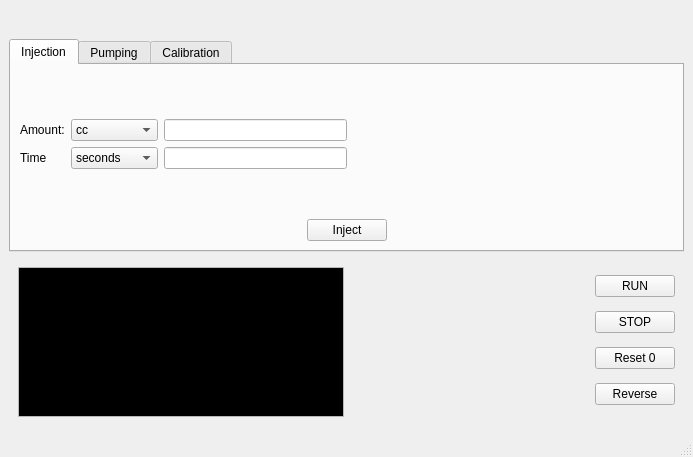
The window that syringe_pump_controller_ui.ui (SimLeek/silverpak-syringe-pump) describes before a commit, drawn with Qt 5.
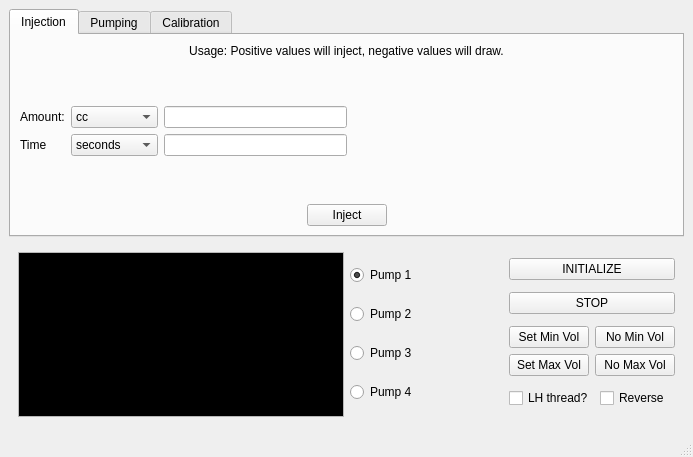
The same window after the commit. The open tabs and pages were chosen to show the change.

Commit message: added reverse controls, label, and untested setmin/max

```diff
--- a/syringe_pump_controller_ui.ui
+++ b/syringe_pump_controller_ui.ui
@@ -15,22 +15,6 @@
   </property>
   <widget class="QWidget" name="centralwidget">
    <layout class="QVBoxLayout" name="verticalLayout">
-    <item>
-     <widget class="QWidget" name="motor_select_pane" native="true">
-      <property name="minimumSize">
-       <size>
-        <width>0</width>
-        <height>24</height>
-       </size>
-      </property>
-      <property name="maximumSize">
-       <size>
-        <width>16777215</width>
-        <height>32</height>
-       </size>
-      </property>
-     </widget>
-    </item>
     <item>
      <widget class="QTabWidget" name="tabWidget">
       <property name="maximumSize">
@@ -50,6 +34,16 @@
         <string>Injection</string>
        </attribute>
        <layout class="QVBoxLayout" name="verticalLayout_2">
+        <item>
+         <widget class="QLabel" name="label_16">
+          <property name="text">
+           <string>Usage: Positive values will inject, negative values will draw.</string>
+          </property>
+          <property name="alignment">
+           <set>Qt::AlignCenter</set>
+          </property>
+         </widget>
+        </item>
         <item>
          <spacer name="verticalSpacer_6">
           <property name="orientation">
@@ -748,6 +742,41 @@
       <layout class="QGridLayout" name="gridLayout_8">
        <item row="0" column="1">
         <layout class="QHBoxLayout" name="horizontalLayout_7">
+         <item>
+          <layout class="QVBoxLayout" name="verticalLayout_7">
+           <item>
+            <widget class="QRadioButton" name="radioButton_2">
+             <property name="text">
+              <string>Pump 1</string>
+             </property>
+             <property name="checked">
+              <bool>true</bool>
+             </property>
+            </widget>
+           </item>
+           <item>
+            <widget class="QRadioButton" name="radioButton_3">
+             <property name="text">
+              <string>Pump 2</string>
+             </property>
+            </widget>
+           </item>
+           <item>
+            <widget class="QRadioButton" name="radioButton_4">
+             <property name="text">
+              <string>Pump 3</string>
+             </property>
+            </widget>
+           </item>
+           <item>
+            <widget class="QRadioButton" name="radioButton">
+             <property name="text">
+              <string>Pump 4</string>
+             </property>
+            </widget>
+           </item>
+          </layout>
+         </item>
          <item>
           <spacer name="horizontalSpacer_2">
            <property name="orientation">
@@ -766,7 +795,7 @@
            <item>
             <widget class="QPushButton" name="RUN">
              <property name="text">
-              <string>RUN</string>
+              <string>INITIALIZE</string>
              </property>
             </widget>
            </item>
@@ -778,18 +807,66 @@
             </widget>
            </item>
            <item>
-            <widget class="QPushButton" name="Reset_0_button">
-             <property name="text">
-              <string>Reset 0</string>
-             </property>
-            </widget>
+            <layout class="QGridLayout" name="gridLayout_9">
+             <item row="1" column="0">
+              <widget class="QPushButton" name="set_max_button">
+               <property name="text">
+                <string>Set Max Vol</string>
+               </property>
+              </widget>
+             </item>
+             <item row="0" column="0">
+              <widget class="QPushButton" name="set_min_button">
+               <property name="text">
+                <string>Set Min Vol</string>
+               </property>
+               <property name="checkable">
+                <bool>false</bool>
+               </property>
+               <property name="autoDefault">
+                <bool>false</bool>
+               </property>
+               <property name="default">
+                <bool>false</bool>
+               </property>
+               <property name="flat">
+                <bool>false</bool>
+               </property>
+              </widget>
+             </item>
+             <item row="0" column="1">
+              <widget class="QPushButton" name="no_min_button">
+               <property name="text">
+                <string>No Min Vol</string>
+               </property>
+              </widget>
+             </item>
+             <item row="1" column="1">
+              <widget class="QPushButton" name="no_max_button">
+               <property name="text">
+                <string>No Max Vol</string>
+               </property>
+              </widget>
+             </item>
+            </layout>
            </item>
            <item>
-            <widget class="QPushButton" name="Revers_button">
-             <property name="text">
-              <string>Reverse</string>
-             </property>
-            </widget>
+            <layout class="QHBoxLayout" name="horizontalLayout_6">
+             <item>
+              <widget class="QCheckBox" name="LH_thread_check">
+               <property name="text">
+                <string>LH thread?</string>
+               </property>
+              </widget>
+             </item>
+             <item>
+              <widget class="QCheckBox" name="reverse_check">
+               <property name="text">
+                <string>Reverse</string>
+               </property>
+              </widget>
+             </item>
+            </layout>
            </item>
           </layout>
          </item>
```
Left out of the diff: 1 changed line with no effect on the pictures. The commit also changes 2 other files.
